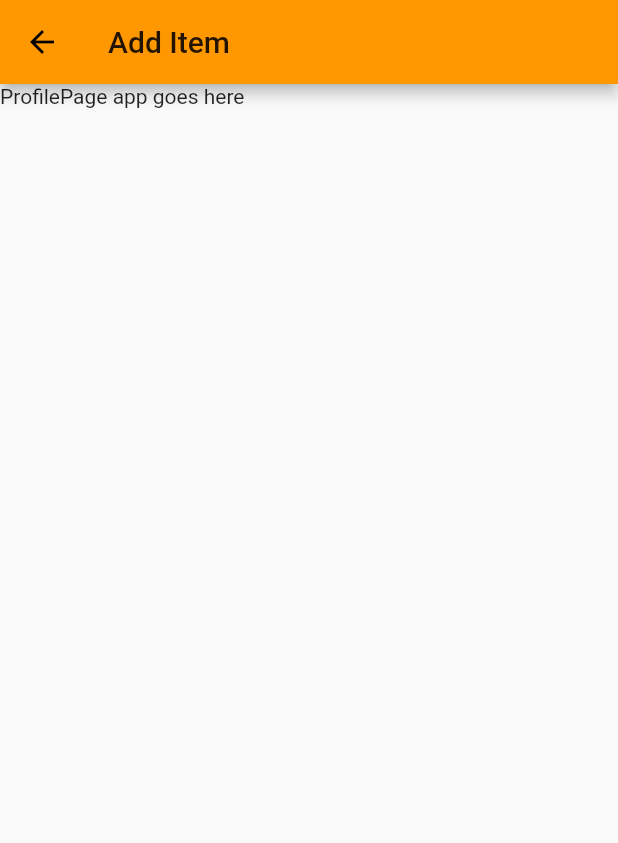
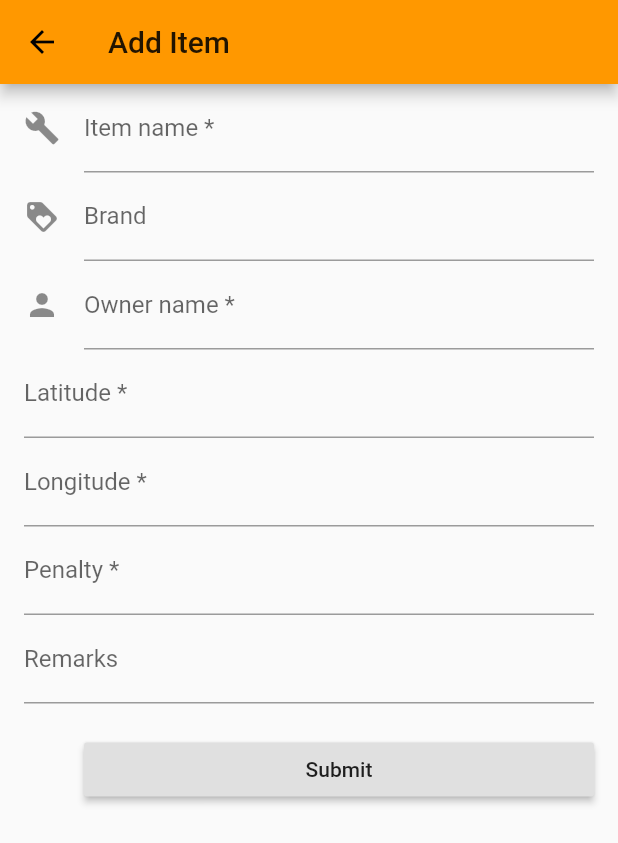
Before and after one commit to Sowdiyeah/kitley, a Flutter app: the AddItemPage screen opened directly, on a phone screen of 412 x 824 dp. Shown: the top 843 px of the screen. Run offline on Flutter 3.47's test engine with Material 2 defaults, Android fonts, the phone set to English and light mode, and no system bars; our stand-ins replace cloud_firestore; accounts and stored records are empty.

Commit message:
Create add item page and update Item class

```diff
--- a/lib/pages/add_item.dart
+++ b/lib/pages/add_item.dart
@@ -1,11 +1,110 @@
+import 'package:cloud_firestore/cloud_firestore.dart';
 import 'package:flutter/material.dart';
+import 'package:kitley/template/item_template.dart';
 
 class AddItemPage extends StatelessWidget {
   @override
   Widget build(BuildContext context) {
     return Scaffold(
       appBar: AppBar(title: Text('Add Item')),
-      body: Text('ProfilePage app goes here'),
+      body: CustomForm(),
     );
   }
 }
+
+class CustomForm extends StatefulWidget {
+  @override
+  State<StatefulWidget> createState() => CustomFormState();
+}
+
+class CustomFormState extends State<CustomForm> {
+  final GlobalKey<FormState> _formKey = GlobalKey<FormState>();
+  final Item _item = Item();
+
+  @override
+  Widget build(BuildContext context) {
+    return Form(
+      key: _formKey,
+      child: ListView(
+        padding: EdgeInsets.symmetric(horizontal: 16.0),
+        children: <Widget>[
+          TextFormField(
+            decoration: const InputDecoration(
+              icon: Icon(Icons.build),
+              hintText: 'Colloquial name for the item type',
+              labelText: 'Item name *',
+            ),
+            validator: (String text) => text.isEmpty ? 'Please enter some text' : null,
+            onSaved: (String text) => _item.name = text,
+          ),
+          TextFormField(
+            decoration: InputDecoration(
+              icon: Icon(Icons.loyalty),
+              hintText: 'Brand name (if any)',
+              labelText: 'Brand',
+            ),
+            onSaved: (String text) => _item.brand = text,
+          ),
+          TextFormField(
+            decoration: const InputDecoration(
+              icon: Icon(Icons.person),
+              hintText: 'Name for the item owner',
+              labelText: 'Owner name *',
+            ),
+            validator: (String text) => text.isEmpty ? 'Please enter some text' : null,
+            onSaved: (String text) => _item.owner = text,
+          ),
+          TextFormField(
+            decoration: const InputDecoration(
+              hintText: 'Latitude of the item',
+              labelText: 'Latitude *',
+            ),
+            keyboardType: TextInputType.number,
+            validator: (String text) => text.isEmpty ? 'Please enter some number' : null,
+            onSaved: (String text) => _item.latitude = double.parse(text),
+          ),
+          TextFormField(
+            decoration: const InputDecoration(
+              hintText: 'Longitude of the item',
+              labelText: 'Longitude *',
+            ),
+            keyboardType: TextInputType.number,
+            validator: (String text) => text.isEmpty ? 'Please enter some number' : null,
+            onSaved: (String text) => _item.longitude = double.parse(text),
+          ),
+          TextFormField(
+            decoration: const InputDecoration(
+              hintText: 'Penalty per day in Euros',
+              labelText: 'Penalty *',
+            ),
+            keyboardType: TextInputType.number,
+            validator: (String text) => text.isEmpty ? 'Please enter some number' : null,
+            onSaved: (String text) => _item.penalty = double.parse(text),
+          ),
+          TextFormField(
+            decoration: const InputDecoration(
+              hintText: 'Remarks that affect item usage',
+              labelText: 'Remarks',
+            ),
+            onSaved: (String text) => _item.remarks = text,
+          ),
+          Container(
+            padding: const EdgeInsets.only(left: 40.0, top: 20.0),
+            child: new RaisedButton(
+              child: const Text('Submit'),
+              onPressed: () {
+                FormState formState = _formKey.currentState;
+                if (formState.validate()) {
+                  Scaffold.of(context).showSnackBar(SnackBar(content: Text('Processing Data')));
+
+                  formState.save();
+                  Firestore.instance.collection('items').document().setData(_item.toMap());
+                }
+              },
+            ),
+          ),
+        ],
+      ),
+    );
+  }
+}
--- a/lib/template/item_template.dart
+++ b/lib/template/item_template.dart
@@ -1,12 +1,31 @@
+import 'package:cloud_firestore/cloud_firestore.dart';
+
 class Item {
-  Item(this.name, this.latitude, this.longitude);
+  Item() {
+    timestamp = Timestamp.now();
+  }
 
-  List<String> categories;
   String brand;
+  String category;
   double latitude;
   double longitude;
   String name;
   String owner;
   double penalty;
   String remarks;
+  Timestamp timestamp;
+
+  Map<String, dynamic> toMap() {
+    return {
+      'name': name,
+      'brand': brand,
+      'category': category,
+      'owner': owner,
+      'latitude': latitude,
+      'longitude': longitude,
+      'penalty': penalty,
+      'remarks': remarks,
+      'timestamp': timestamp,
+    };
+  }
 }
```
